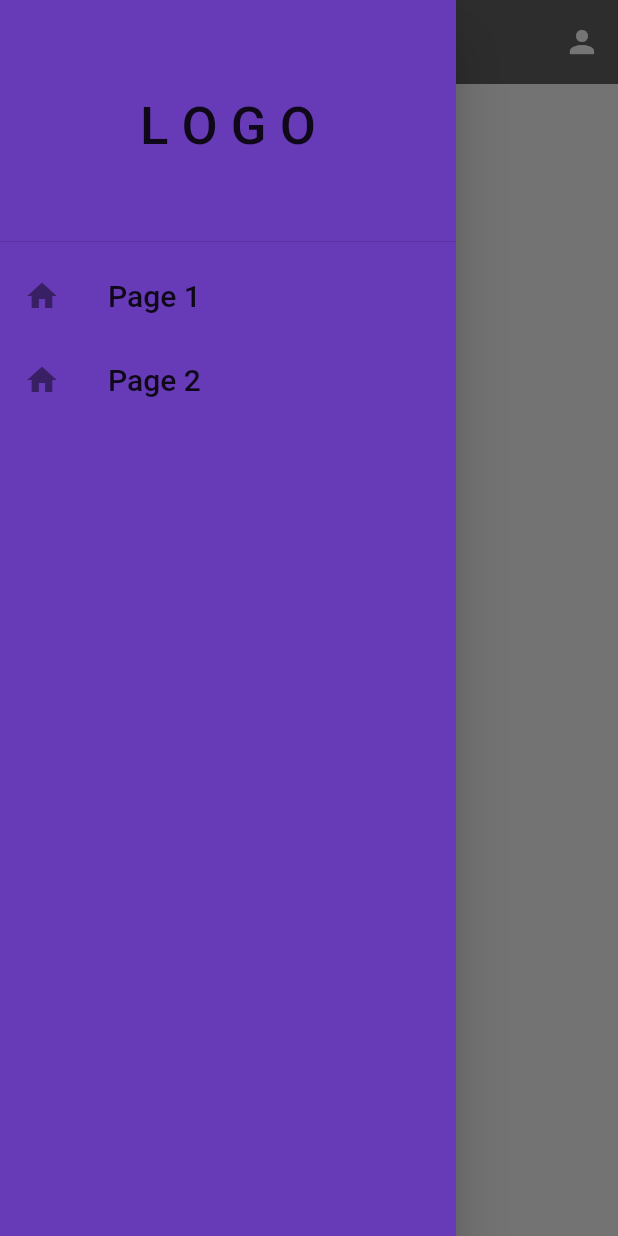
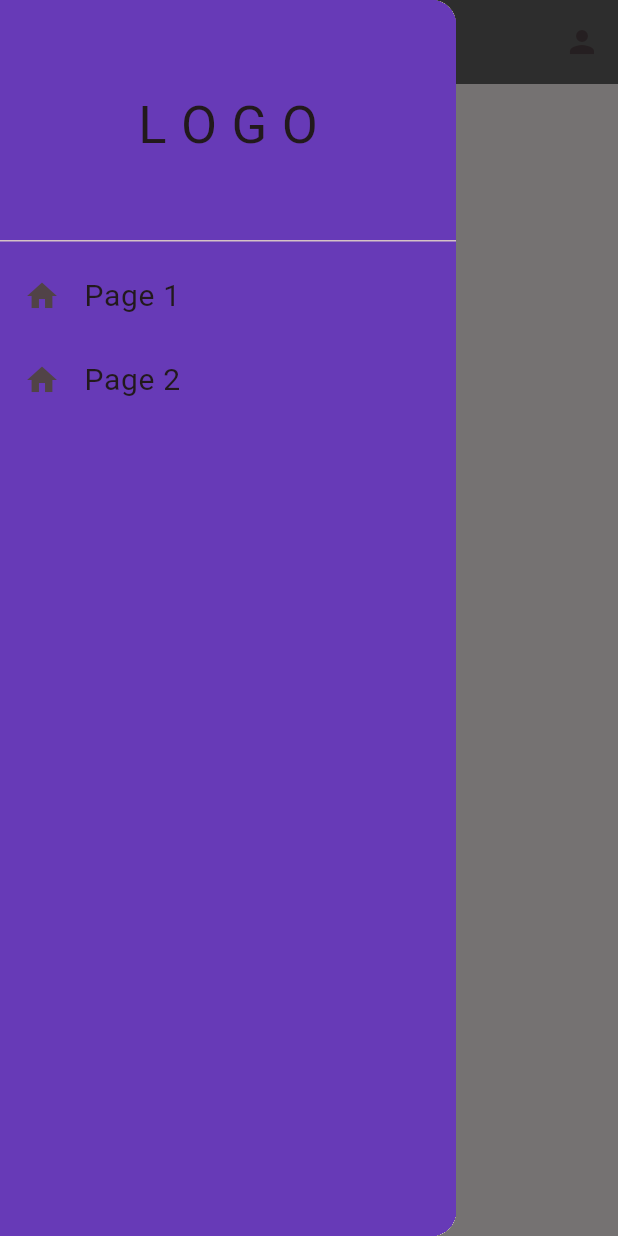
Before and after one commit to foreverStudent001/Todoshka, a Flutter app: the screen it shows after launch, with the side drawer open, on a phone screen of 412 x 824 dp. Run offline on Flutter 3.47's test engine with Material 2 defaults, Android fonts, the light colour scheme and no system bars; our stand-ins replace flutter_bloc.

Commit message:
create-global-blocs-and-wrap-into-bloc-provider

```diff
--- a/lib/main.dart
+++ b/lib/main.dart
@@ -1,6 +1,8 @@
+import 'package:clippy/src/global_things/application/global_blocs.dart';
+import 'package:clippy/src/global_things/application/global_states.dart';
 import 'package:flutter/material.dart';
+import 'package:flutter_bloc/flutter_bloc.dart';
 import 'src/common_widgets/home.dart';
-
 
 //code in MyApp sets up whole app, creates app wide state, names app, defines
 //visual theme and sets home widget (starting point of your app)
@@ -13,11 +15,45 @@ void main() {
 class MyApp extends StatelessWidget {
   @override
   Widget build(BuildContext context) {
-    return MaterialApp(
-      debugShowCheckedModeBanner: false,
-      home: HomePage(),
+    return BlocProvider(
+      create: (context) => GlobalBlocs(),
+      child: BlocBuilder<GlobalBlocs, GlobalStates>(
+        builder: (context, state) {
+          return MaterialApp(
+            title: 'Clippy',
+            debugShowCheckedModeBanner: false,
+            //theme settings for all application and
+            // we can change it in any place of app with global bloc call
+            theme: ThemeData(
+              colorScheme: ColorScheme.fromSeed(seedColor: Colors.transparent),
+              useMaterial3: true,
+              //global styles for buttons
+              elevatedButtonTheme: ElevatedButtonThemeData(
+                style: ElevatedButton.styleFrom(
+                  shape: const RoundedRectangleBorder(
+                      borderRadius: BorderRadius.zero),
+                  minimumSize: const Size(300, 50),
+                ),
+              ),
+            ),
+            //Theme changing
+            darkTheme: ThemeData(
+              colorScheme: const ColorScheme.dark(),
+              useMaterial3: true,
+              elevatedButtonTheme: ElevatedButtonThemeData(
+                style: ElevatedButton.styleFrom(
+                  shape: const RoundedRectangleBorder(
+                      borderRadius: BorderRadius.zero),
+                  minimumSize: const Size(300, 50),
+                ),
+              ),
+            ),
+            themeMode: state.themeMode,
+            home: HomePage(),
+          );
+        },
+      ),
     ); //MaterialApp
-    return const Placeholder();
   }
 }
 
--- /dev/null
+++ b/lib/src/global_things/application/global_blocs.dart
@@ -0,0 +1,13 @@
+import 'package:clippy/src/global_things/application/global_states.dart';
+import 'package:flutter/material.dart';
+import 'package:flutter_bloc/flutter_bloc.dart';
+import 'global_events.dart';
+
+class GlobalBlocs extends Bloc<GlobalEvents, GlobalStates> {
+  GlobalBlocs() : super(InitStates()) {
+    on<ToggleTheme>((event, emit) => emit(GlobalStates(
+        themeMode: state.themeMode.name == 'dark'
+            ? ThemeMode.light
+            : ThemeMode.dark)));
+  }
+}
--- /dev/null
+++ b/lib/src/global_things/application/global_events.dart
@@ -0,0 +1,2 @@
+class GlobalEvents{}
+class ToggleTheme extends GlobalEvents{}
--- /dev/null
+++ b/lib/src/global_things/application/global_states.dart
@@ -0,0 +1,11 @@
+import 'package:flutter/material.dart';
+
+class GlobalStates{
+  ThemeMode themeMode;
+
+  GlobalStates({required this.themeMode});
+}
+
+class InitStates extends GlobalStates{
+  InitStates(): super(themeMode: ThemeMode.system);
+}
```
